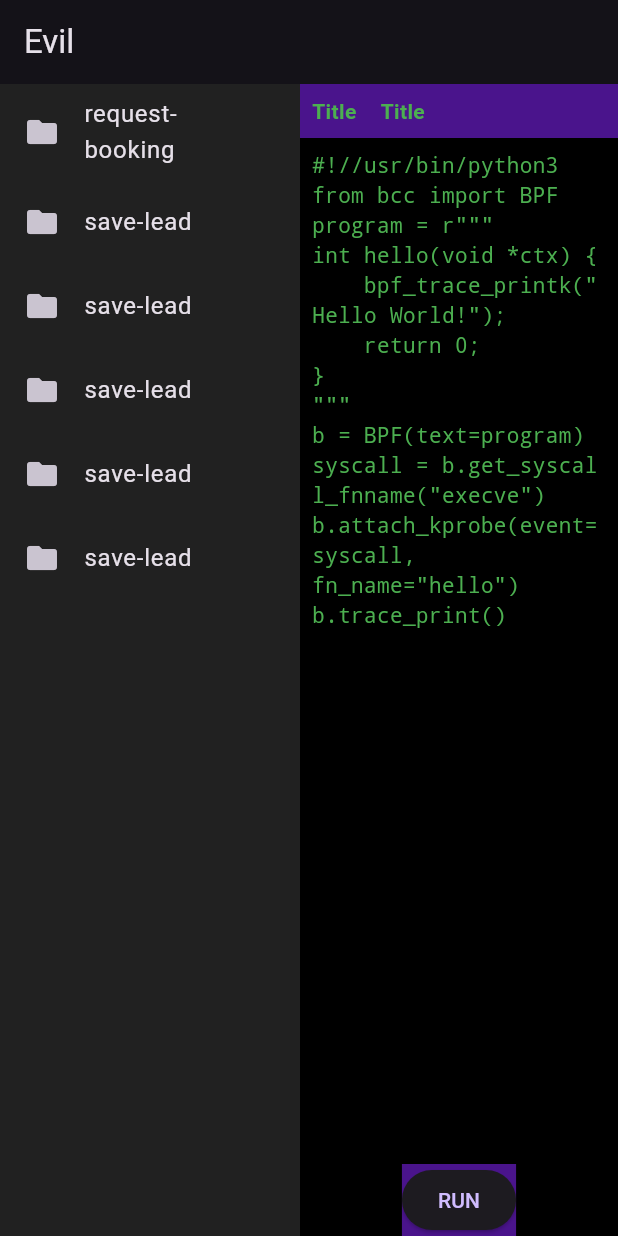
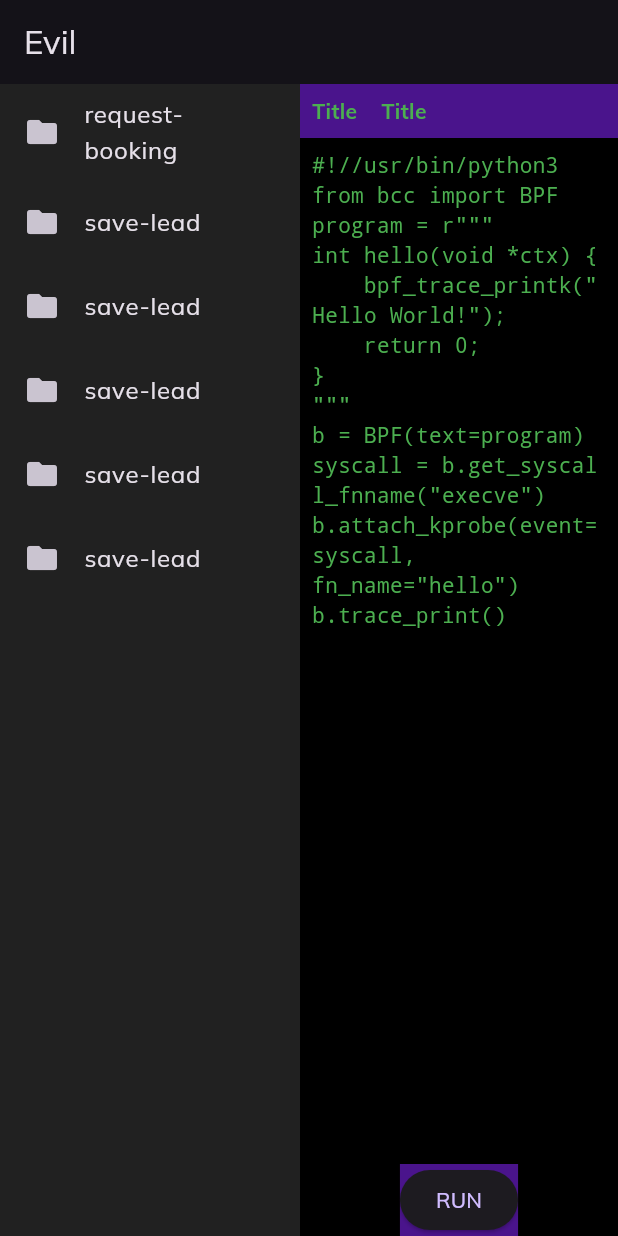
Before and after one commit to eBPFVirtureAILAB/eVAL-front, a Flutter app: the screen it shows after launch, on a phone screen of 412 x 824 dp. Run offline on Flutter 3.47's test engine with Material 3 defaults, Android fonts, the phone set to English and light mode, and no system bars; our stand-ins replace get, google_fonts.

Commit message:
modify main.dark

```diff
--- a/lib/main.dart
+++ b/lib/main.dart
@@ -1,17 +1,24 @@
 import 'package:flutter/material.dart';
+import 'package:get/route_manager.dart';
+import 'package:google_fonts/google_fonts.dart';
 
 void main() {
   runApp(MyApp());
 }
 
 class MyApp extends StatelessWidget {
+  const MyApp({Key? key}) : super(key: key);
+
   @override
   Widget build(BuildContext context) {
-    return MaterialApp(
+    return GetMaterialApp(
+      debugShowCheckedModeBanner: false,
       title: 'Evil',
       theme: ThemeData(
         primarySwatch: Colors.purple,
         brightness: Brightness.dark,
+        textTheme: GoogleFonts.mulishTextTheme(Theme.of(context).textTheme)
+            .apply(bodyColor: Colors.black),
       ),
       home: MyHomePage(),
     );
```
Also changed, not shown: pubspec.yaml (+2 -65 lines), lib/layout.dart (added), pubspec.lock, 4 other files.
